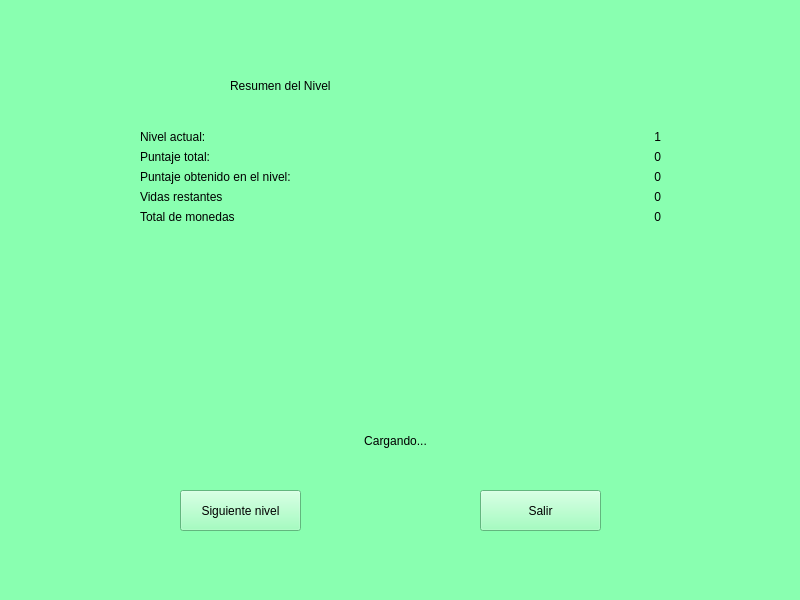
Before: the Qt Designer form Tareas/T2/ventanas/post-nivel.ui in agucova/IIC2233, drawn with Qt 5.
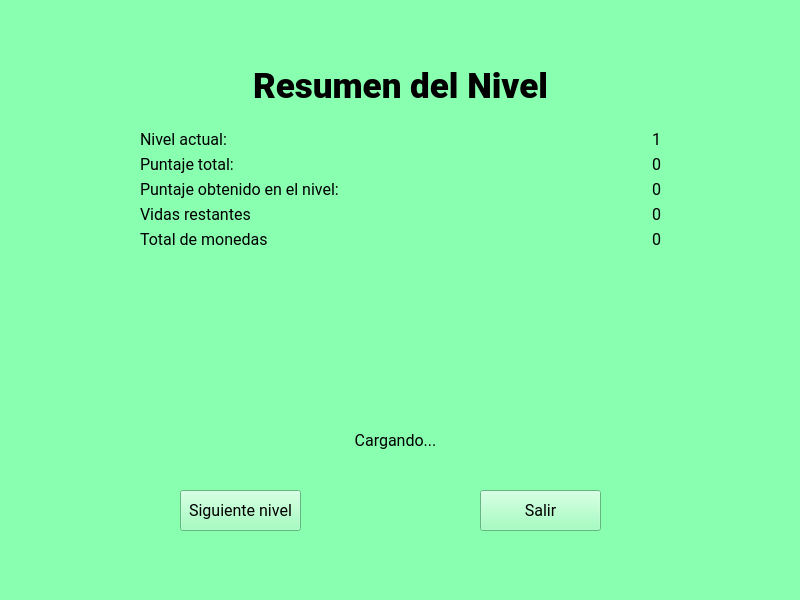
After: the same form once the commit is applied.

Commit message: t2: font support, better parameters

```diff
--- a/Tareas/T2/ventanas/post-nivel.ui
+++ b/Tareas/T2/ventanas/post-nivel.ui
@@ -17,6 +17,10 @@
    <string notr="true">background-color: rgb(137, 255, 176)</string>
   </property>
   <widget class="QWidget" name="centralwidget">
+   <property name="styleSheet">
+    <string notr="true">font-family: Roboto, sans-serif;
+font-size: 12pt;</string>
+   </property>
    <widget class="QLabel" name="title">
     <property name="geometry">
      <rect>
@@ -27,11 +31,15 @@
      </rect>
     </property>
     <property name="styleSheet">
-     <string notr="true">font: 26pt &quot;Sans Serif&quot;;</string>
+     <string notr="true">font-family: Roboto Black, sans-serif;
+font-size: 26pt;</string>
     </property>
     <property name="text">
      <string>Resumen del Nivel</string>
     </property>
+    <property name="alignment">
+     <set>Qt::AlignCenter</set>
+    </property>
    </widget>
    <widget class="QWidget" name="formLayoutWidget">
     <property name="geometry">
```
The commit also changes 6 other files.
